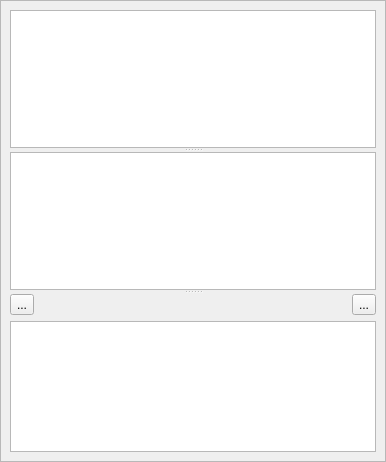
The window that spinetoolbox/ui/jump_properties.ui (spine-tools/Spine-Toolbox) describes before a commit, drawn with Qt 5.
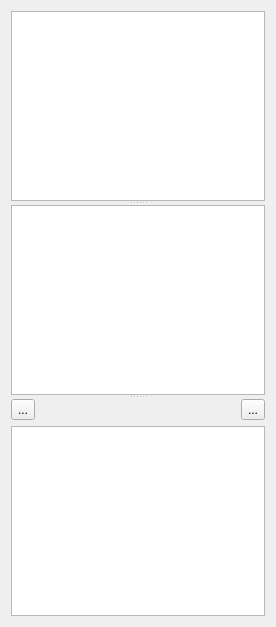
The same window after the commit. Icons and pictures are not drawn. Custom widgets are drawn as their Qt base class.

Commit message:
Add option to paint icon in the background of properties widget
This is to help identifying the properties widget.

Diff of the .ui file:
```diff
--- a/spinetoolbox/ui/jump_properties.ui
+++ b/spinetoolbox/ui/jump_properties.ui
@@ -18,40 +18,13 @@
    <rect>
     <x>0</x>
     <y>0</y>
-    <width>386</width>
-    <height>462</height>
+    <width>276</width>
+    <height>627</height>
    </rect>
   </property>
   <property name="windowTitle">
    <string>Form</string>
   </property>
-  <layout class="QVBoxLayout" name="verticalLayout_2">
-   <property name="leftMargin">
-    <number>0</number>
-   </property>
-   <property name="topMargin">
-    <number>0</number>
-   </property>
-   <property name="rightMargin">
-    <number>0</number>
-   </property>
-   <property name="bottomMargin">
-    <number>0</number>
-   </property>
-   <item>
-    <widget class="QScrollArea" name="scrollArea">
-     <property name="widgetResizable">
-      <bool>true</bool>
-     </property>
-     <widget class="QWidget" name="scrollAreaWidgetContents">
-      <property name="geometry">
-       <rect>
-        <x>0</x>
-        <y>0</y>
-        <width>384</width>
-        <height>460</height>
-       </rect>
-      </property>
       <layout class="QVBoxLayout" name="verticalLayout">
        <item>
         <widget class="QSplitter" name="splitter">
@@ -123,10 +96,6 @@
              <property name="selectionMode">
               <enum>QAbstractItemView::ExtendedSelection</enum>
              </property>
-            </widget>
-           </item>
-          </layout>
-         </widget>
         </widget>
        </item>
       </layout>
```
Lines whose indentation alone changed are shown as unchanged. The commit also changes 17 other files.
